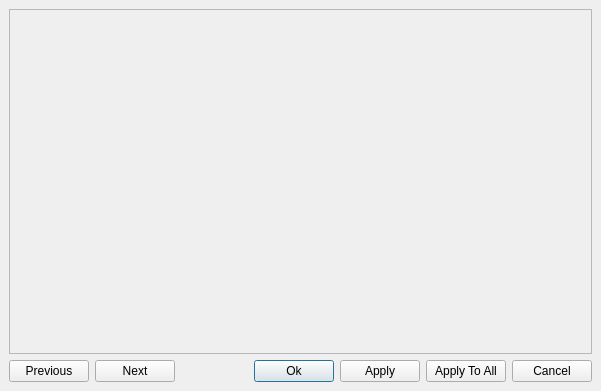
The window that src/laybasic/laybasic/PropertiesDialog.ui (KLayout/klayout) describes before a commit, drawn with Qt 5.
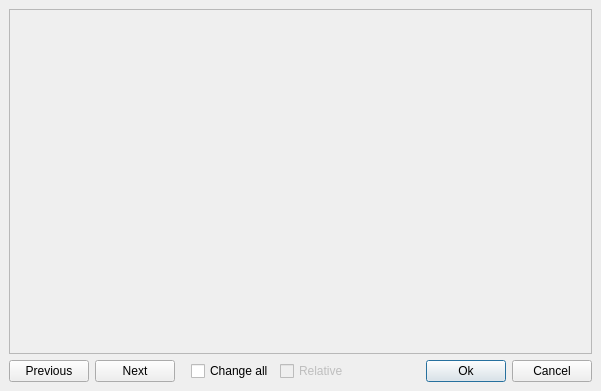
The same window after the commit. Icons and pictures are not drawn.

Commit message: WIP: life updated on most shape properties, some bug fixes.

What changed in the file:
```diff
--- a/src/laybasic/laybasic/PropertiesDialog.ui
+++ b/src/laybasic/laybasic/PropertiesDialog.ui
@@ -97,6 +97,39 @@
         </property>
        </widget>
       </item>
+      <item>
+       <spacer name="horizontalSpacer">
+        <property name="orientation">
+         <enum>Qt::Horizontal</enum>
+        </property>
+        <property name="sizeType">
+         <enum>QSizePolicy::Fixed</enum>
+        </property>
+        <property name="sizeHint" stdset="0">
+         <size>
+          <width>10</width>
+          <height>20</height>
+         </size>
+        </property>
+       </spacer>
+      </item>
+      <item>
+       <widget class="QCheckBox" name="apply_to_all_cbx">
+        <property name="text">
+         <string>Change all</string>
+        </property>
+       </widget>
+      </item>
+      <item>
+       <widget class="QCheckBox" name="relative_cbx">
+        <property name="enabled">
+         <bool>false</bool>
+        </property>
+        <property name="text">
+         <string>Relative</string>
+        </property>
+       </widget>
+      </item>
       <item>
        <spacer>
         <property name="orientation">
@@ -120,20 +153,6 @@
         </property>
        </widget>
       </item>
-      <item>
-       <widget class="QPushButton" name="apply_button">
-        <property name="text">
-         <string>Apply</string>
-        </property>
-       </widget>
-      </item>
-      <item>
-       <widget class="QPushButton" name="apply_to_all_button">
-        <property name="text">
-         <string>Apply To All</string>
-        </property>
-       </widget>
-      </item>
       <item>
        <widget class="QPushButton" name="cancel_button">
         <property name="text">
```
Left out of the diff: 47 changed lines with no effect on the pictures. The commit also changes 10 other files.
